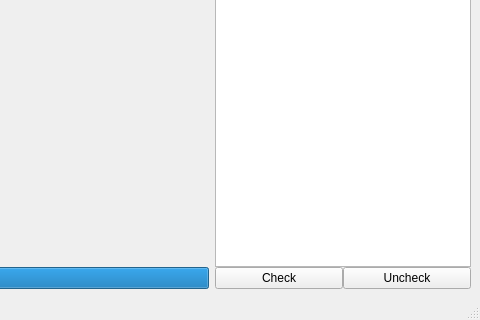
patrickdemond/OVis, file interface/ovQMainWindow.ui: the form before one commit; both pictures show x 746 to 1226 and y 531 to 851 of the 1226 by 851 pixel window.
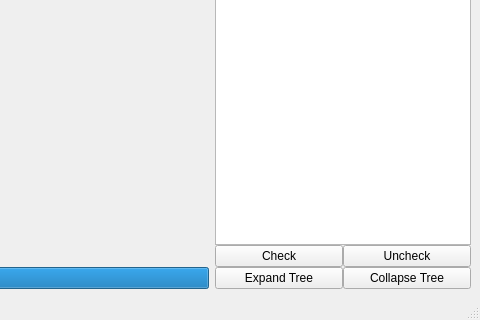
The form after the commit. Custom widgets are drawn as their Qt base class.

Diff of the .ui file:
```diff
--- a/interface/ovQMainWindow.ui
+++ b/interface/ovQMainWindow.ui
@@ -531,27 +531,41 @@
          </widget>
         </item>
         <item>
-         <layout class="QHBoxLayout" name="queryButtonLayout" stretch="0,0">
+         <layout class="QGridLayout" name="gridLayout_2">
           <property name="leftMargin">
            <number>0</number>
           </property>
           <property name="topMargin">
            <number>0</number>
           </property>
-          <item>
+          <item row="0" column="0">
            <widget class="QPushButton" name="tagTreeCheckButton">
             <property name="text">
              <string>Check</string>
             </property>
            </widget>
           </item>
-          <item>
+          <item row="0" column="1">
            <widget class="QPushButton" name="tagTreeUnCheckButton">
             <property name="text">
              <string>Uncheck</string>
             </property>
            </widget>
           </item>
+          <item row="1" column="0">
+           <widget class="QPushButton" name="tagTreeExpandButton">
+            <property name="text">
+             <string>Expand Tree</string>
+            </property>
+           </widget>
+          </item>
+          <item row="1" column="1">
+           <widget class="QPushButton" name="tagTreeCollapseButton">
+            <property name="text">
+             <string>Collapse Tree</string>
+            </property>
+           </widget>
+          </item>
          </layout>
         </item>
        </layout>
```
Left out of the diff: 2 changed lines with no effect on the pictures.
